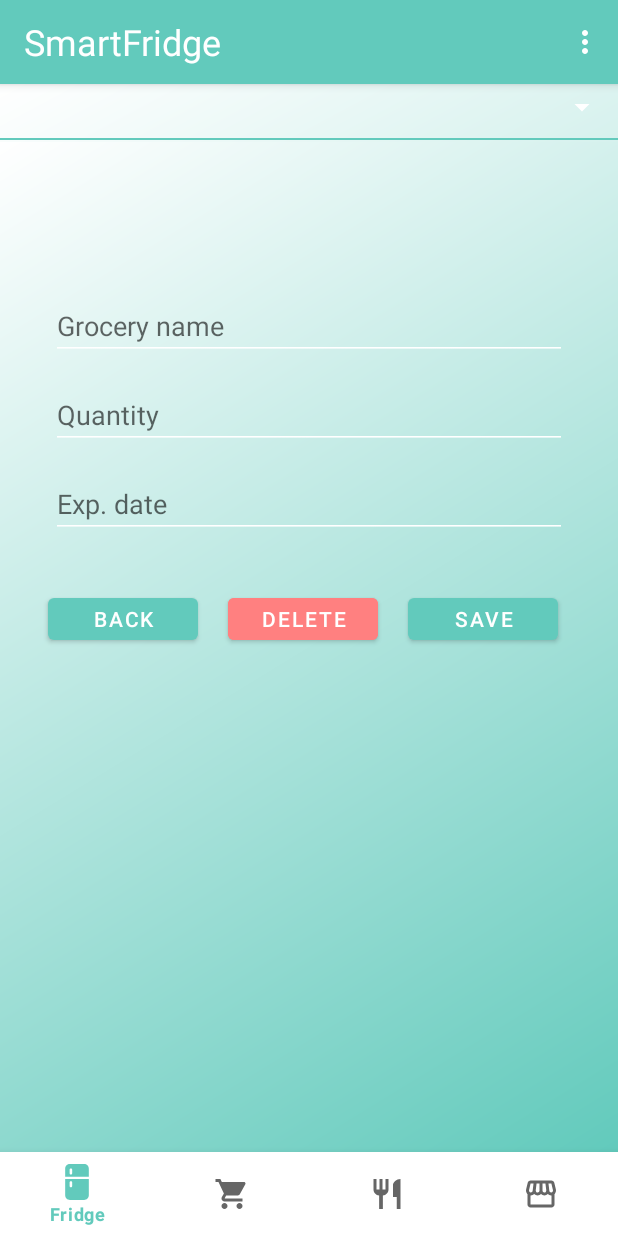
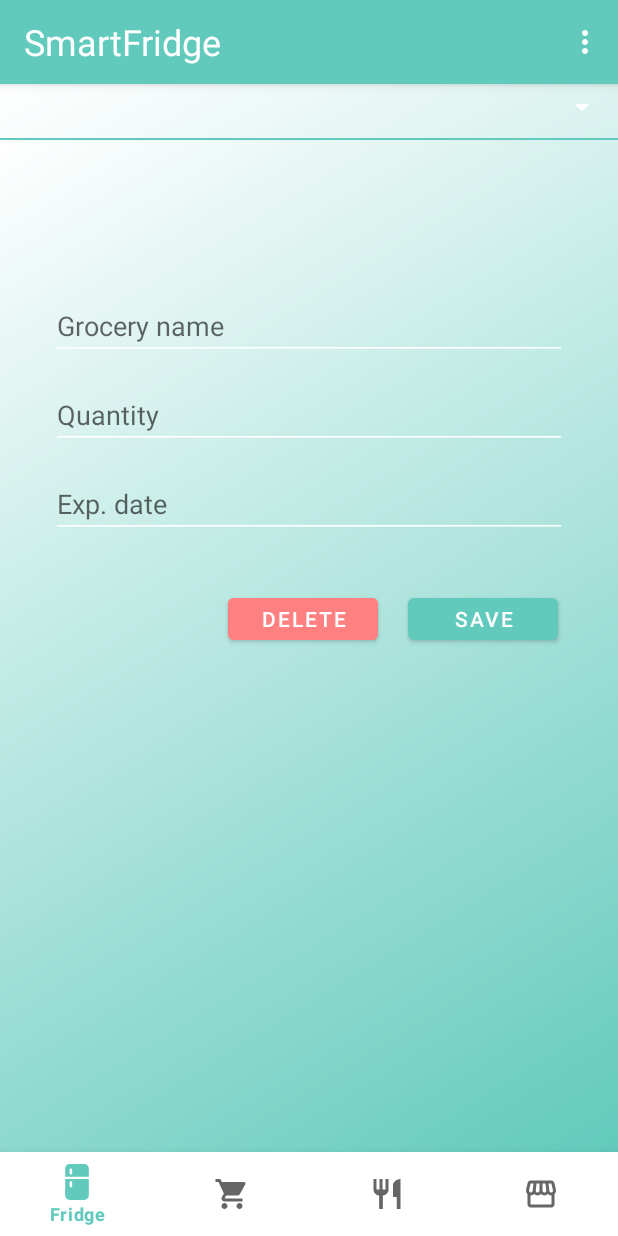
Before and after one commit to hana545/SmartFridge, an Android app: the fragment GroceryItemFragment placed in its activity, on a phone screen of 412 x 824 dp. Run offline under Robolectric (Android 15) with nearby library versions, the phone set to English and light mode, and no system bars; our stand-ins replace Firebase (no records; nobody signed in at launch, a user with empty details on screens opened directly); Roboto replaces fonts that are not available here.

Commit message:
grocery item appearance and deletion fixed

```diff
--- a/app/src/main/java/hr/riteh/sl/smartfridge/GroceryItemFragment.java
+++ b/app/src/main/java/hr/riteh/sl/smartfridge/GroceryItemFragment.java
@@ -80,7 +80,6 @@ public class GroceryItemFragment extends Fragment {
         FragmentManager ft = getFragmentManager();
 
         Button save = view.findViewById(R.id.grocery_item_save);
-        Button back = view.findViewById(R.id.grocery_item_back);
         Button delete = view.findViewById(R.id.grocery_item_delete);
 
         save.setOnClickListener(new View.OnClickListener(){
@@ -92,13 +91,6 @@ public class GroceryItemFragment extends Fragment {
             }
         });
 
-        back.setOnClickListener(new View.OnClickListener(){
-            @Override
-            public void onClick(View view) {
-                ft.beginTransaction().replace(R.id.fragment_container, mGroceryFragment).addToBackStack(null).commit();
-
-            }
-        });
 
         delete.setOnClickListener(new View.OnClickListener(){
             @Override
@@ -128,6 +120,7 @@ public class GroceryItemFragment extends Fragment {
             @Override
             public void onDataChange(@NonNull DataSnapshot snapshot) {
                 Grocery groceryData = snapshot.getValue(Grocery.class);
+                if(groceryData != null) {
                     grocery_name = groceryData.grocery_name;
                     grocery_quantity = groceryData.quantity;
                     grocery_exp_date = groceryData.exp_date;
@@ -135,6 +128,7 @@ public class GroceryItemFragment extends Fragment {
                     editName.setText(grocery_name);
                     editQuantity.setText(grocery_quantity);
                     edit_exp_date.setText(grocery_exp_date);
+                }
 
             }
             @Override
--- a/app/src/main/res/layout/fragment_grocery_item.xml
+++ b/app/src/main/res/layout/fragment_grocery_item.xml
@@ -82,15 +82,5 @@ android:background="@drawable/gradient_white_blue">
     android:layout_toLeftOf="@id/grocery_item_save"
     android:backgroundTint="#ff8080"/>
 
-<Button
-    android:layout_width="100dp"
-    android:layout_height="40dp"
-    android:text="Back"
-    android:id="@+id/grocery_item_back"
-    android:layout_below="@id/grocery_item_relative"
-    android:layout_marginTop="30dp"
-    android:layout_marginRight="20dp"
-    android:layout_toLeftOf="@id/grocery_item_delete"
-    />
 
 </RelativeLayout>
```
Also changed, not shown: app/src/main/java/hr/riteh/sl/smartfridge/GroceryItemActivity.java (+0 -11 lines), app/src/main/res/layout/activity_grocery_item.xml (+0 -11 lines). Lines whose indentation alone changed are shown as unchanged.
